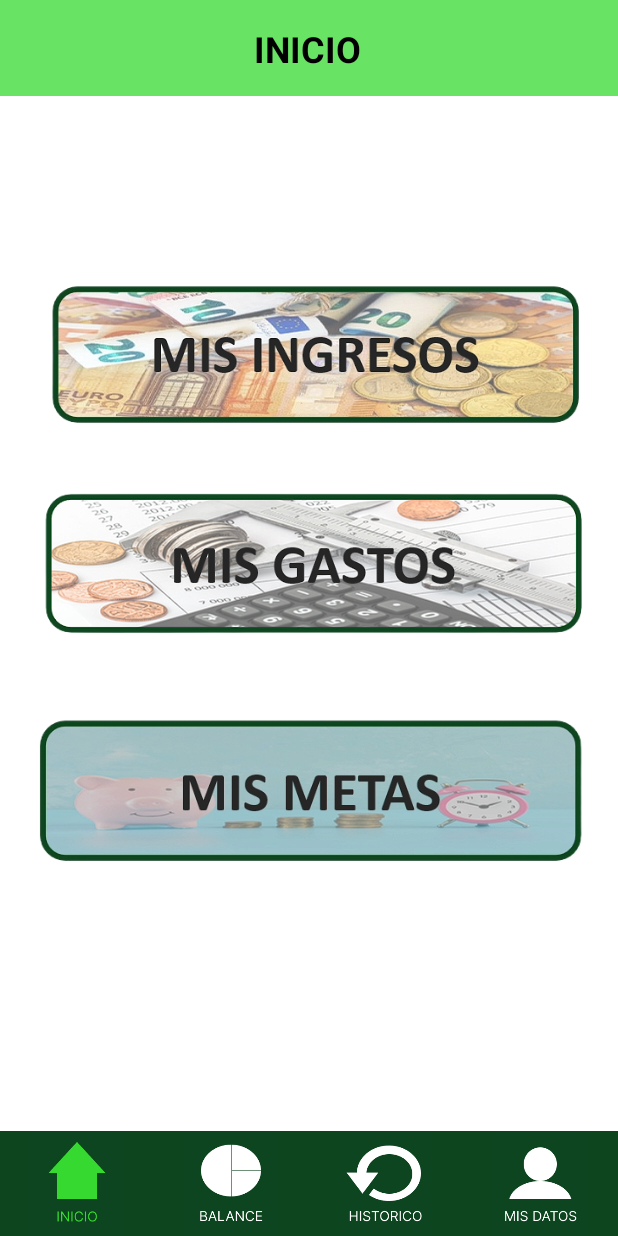
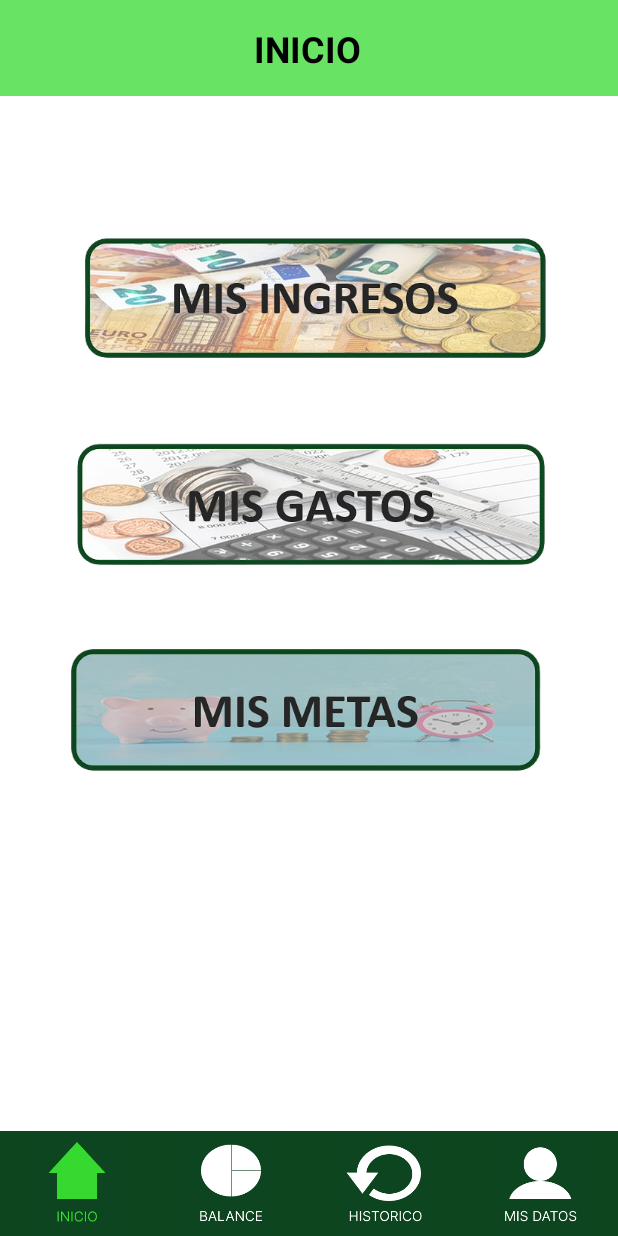
Before and after one commit to cristoferOrdonez/FinancePal, an Android app: the PantallaPrincipal screen opened directly, with no data from a screen before it, on a phone screen of 412 x 824 dp. Run offline under Robolectric (Android 15) with nearby library versions, the phone set to English and light mode, and no system bars.

Commit message:
He cambiado la forma en la que se registra la fecha y he arreglado la forma en la que aparecen los botones de ingresos, gastos y metas de ahorro

```diff
--- a/app/src/main/java/com/example/financepal/AgregarGasto.java
+++ b/app/src/main/java/com/example/financepal/AgregarGasto.java
@@ -196,4 +196,6 @@ public class AgregarGasto extends AppCompatActivity {
         startActivity(miIntent);
         finishAffinity();
     }
+
+
 }
--- a/app/src/main/java/com/example/financepal/PantallaPrincipal.java
+++ b/app/src/main/java/com/example/financepal/PantallaPrincipal.java
@@ -17,7 +17,7 @@ public class PantallaPrincipal extends AppCompatActivity {
     String correoElectronicoS;
     ImageView botonBalance, botonHistorico, botonMisDatos;
 
-    Button buttonMetasdeAhorro;
+    //Button buttonMetasdeAhorro;
     @Override
     protected void onCreate(Bundle savedInstanceState) {
         super.onCreate(savedInstanceState);
@@ -32,13 +32,17 @@ public class PantallaPrincipal extends AppCompatActivity {
         botonMisDatos = findViewById(R.id.botonMisDatosINICIO);
         botonMisDatos.setOnClickListener(view -> cambiarAMisDatos(view));
 
+        /*
         buttonMetasdeAhorro = findViewById(R.id.buttonMetasdeAhorroINICIO);
+
         buttonMetasdeAhorro.setOnClickListener(new View.OnClickListener() {
             @Override
             public void onClick(View view) {
                 cambiarAMetasDeAhorro(view);
             }
         });
+        */
+
 
 
         correoElectronicoS = getIntent().getStringExtra("correoElectronico");
--- a/app/src/main/res/layout/activity_ingreso_informacion_metas_de_ahorro.xml
+++ b/app/src/main/res/layout/activity_ingreso_informacion_metas_de_ahorro.xml
@@ -56,6 +56,10 @@
         android:layout_marginTop="28dp"
         android:background="@drawable/background_buttons"
         android:ems="10"
+
+        android:clickable="true"
+        android:focusable="false"
+
         android:hint="mm/aaaa"
         android:inputType="date"
         android:textColor="@color/black"
--- a/app/src/main/res/layout/activity_main.xml
+++ b/app/src/main/res/layout/activity_main.xml
@@ -55,8 +55,8 @@
 
     <TextView
         android:id="@+id/textView2"
-        android:layout_width="268dp"
-        android:layout_height="26dp"
+        android:layout_width="wrap_content"
+        android:layout_height="wrap_content"
         android:layout_marginBottom="16dp"
         android:text="¿No tienes una cuenta en este dispositivo?"
         android:textColor="@color/verdeOscuro"
--- a/app/src/main/res/layout/activity_pantalla_principal.xml
+++ b/app/src/main/res/layout/activity_pantalla_principal.xml
@@ -85,86 +85,40 @@
 
     </TableLayout>
 
-    <Button
-        android:id="@+id/botonIngresos"
-        android:layout_width="wrap_content"
-        android:layout_height="wrap_content"
-        android:onClick="cambiarAIngresos"
-        android:text="MIS INGRESOS (BOTON DE PRUEBA, POR ESO SE VE FEO)"
-        android:visibility="invisible"
-        app:layout_constraintBottom_toTopOf="@+id/recuadroInferiorInicio"
-        app:layout_constraintEnd_toEndOf="parent"
-        app:layout_constraintHorizontal_bias="0.516"
-        app:layout_constraintStart_toStartOf="parent"
-        app:layout_constraintTop_toBottomOf="@+id/tituloSuperiorInicio"
-        app:layout_constraintVertical_bias="0.131" />
-
-    <Button
-        android:id="@+id/buttonMetasdeAhorroINICIO"
-        android:layout_width="318dp"
-        android:layout_height="54dp"
-        android:text="Boton metas de ahorro"
-        android:visibility="invisible"
-        app:layout_constraintBottom_toTopOf="@+id/recuadroInferiorInicio"
-        app:layout_constraintEnd_toEndOf="parent"
-        app:layout_constraintHorizontal_bias="0.526"
-        app:layout_constraintStart_toStartOf="parent"
-        app:layout_constraintTop_toBottomOf="@+id/botonIngresos"
-        app:layout_constraintVertical_bias="1.0" />
-
-    <Button
-        android:id="@+id/botonEntrarGastos"
-        android:layout_width="253dp"
-        android:layout_height="49dp"
-        android:layout_marginStart="75dp"
-        android:layout_marginTop="8dp"
-        android:layout_marginEnd="83dp"
-        android:onClick="cambiarAGastos"
-        android:text="GASTOS"
-        android:visibility="invisible"
-        app:layout_constraintEnd_toEndOf="parent"
-        app:layout_constraintHorizontal_bias="0.0"
-        app:layout_constraintStart_toStartOf="parent"
-        app:layout_constraintTop_toBottomOf="@+id/recuadroSuperiorInicio" />
-
     <ImageView
         android:id="@+id/imageView9"
-        android:layout_width="401dp"
-        android:layout_height="127dp"
-        android:layout_marginTop="4dp"
+        android:layout_width="350dp"
+        android:layout_height="100dp"
+        android:layout_marginTop="10dp"
         android:clickable="true"
         android:onClick="cambiarAGastos"
         app:layout_constraintEnd_toEndOf="parent"
-        app:layout_constraintHorizontal_bias="0.7"
         app:layout_constraintStart_toStartOf="parent"
         app:layout_constraintTop_toBottomOf="@+id/imageView10"
         app:srcCompat="@mipmap/gastosm" />
 
     <ImageView
+        android:id="@+id/imageView7"
+        android:layout_width="350dp"
+        android:layout_height="100dp"
+        android:layout_marginTop="40dp"
+        android:clickable="true"
+        android:onClick="cambiarAMetasDeAhorro"
+        app:layout_constraintEnd_toEndOf="parent"
+        app:layout_constraintStart_toStartOf="parent"
+        app:layout_constraintTop_toBottomOf="@+id/imageView9"
+        app:srcCompat="@mipmap/metasm" />
+
+    <ImageView
         android:id="@+id/imageView10"
-        android:layout_width="411dp"
-        android:layout_height="137dp"
-        android:layout_marginTop="104dp"
+        android:layout_width="360dp"
+        android:layout_height="150dp"
+        android:layout_marginTop="60dp"
         android:clickable="true"
         android:onClick="cambiarAIngresos"
         app:layout_constraintEnd_toEndOf="parent"
-        app:layout_constraintHorizontal_bias="0.0"
         app:layout_constraintStart_toStartOf="parent"
         app:layout_constraintTop_toBottomOf="@+id/recuadroSuperiorInicio"
         app:srcCompat="@mipmap/ingresosm" />
 
-    <ImageView
-        android:id="@+id/imageView7"
-        android:layout_width="404dp"
-        android:layout_height="136dp"
-        android:clickable="true"
-        android:onClick="cambiarAMetasDeAhorro"
-        app:layout_constraintBottom_toTopOf="@+id/recuadroInferiorInicio"
-        app:layout_constraintEnd_toEndOf="parent"
-        app:layout_constraintHorizontal_bias="1.0"
-        app:layout_constraintStart_toStartOf="parent"
-        app:layout_constraintTop_toBottomOf="@+id/imageView9"
-        app:layout_constraintVertical_bias="0.129"
-        app:srcCompat="@mipmap/metasm" />
-
 </androidx.constraintlayout.widget.ConstraintLayout>
--- a/app/src/main/res/layout/activity_registro.xml
+++ b/app/src/main/res/layout/activity_registro.xml
@@ -122,8 +122,8 @@
 
     <TextView
         android:id="@+id/textView"
-        android:layout_width="280dp"
-        android:layout_height="22dp"
+        android:layout_width="wrap_content"
+        android:layout_height="wrap_content"
         android:layout_marginBottom="16dp"
         android:text="¿Ya tienes una cuenta en este dispositivo?"
         android:textColor="@color/verdeOscuro"
--- a/app/src/main/res/layout/activity_ver_meta.xml
+++ b/app/src/main/res/layout/activity_ver_meta.xml
@@ -57,6 +57,11 @@
         android:layout_marginTop="28dp"
         android:background="@drawable/background_buttons"
         android:ems="10"
+
+        android:clickable="true"
+        android:focusable="false"
+
+
         android:inputType="date"
         android:labelFor="@+id/viewFechaMetaEditar"
         android:textColor="@color/black"
```
Also changed, not shown: app/src/main/java/com/example/financepal/EditarActivityMetas.java (+88 -0 lines), app/src/main/java/com/example/financepal/ingresoInformacionMetasDeAhorro.java (+97 -2 lines), app/src/main/res/layout/cuadro_dialogo_fecha_metas.xml (added, +95 -0 lines).
